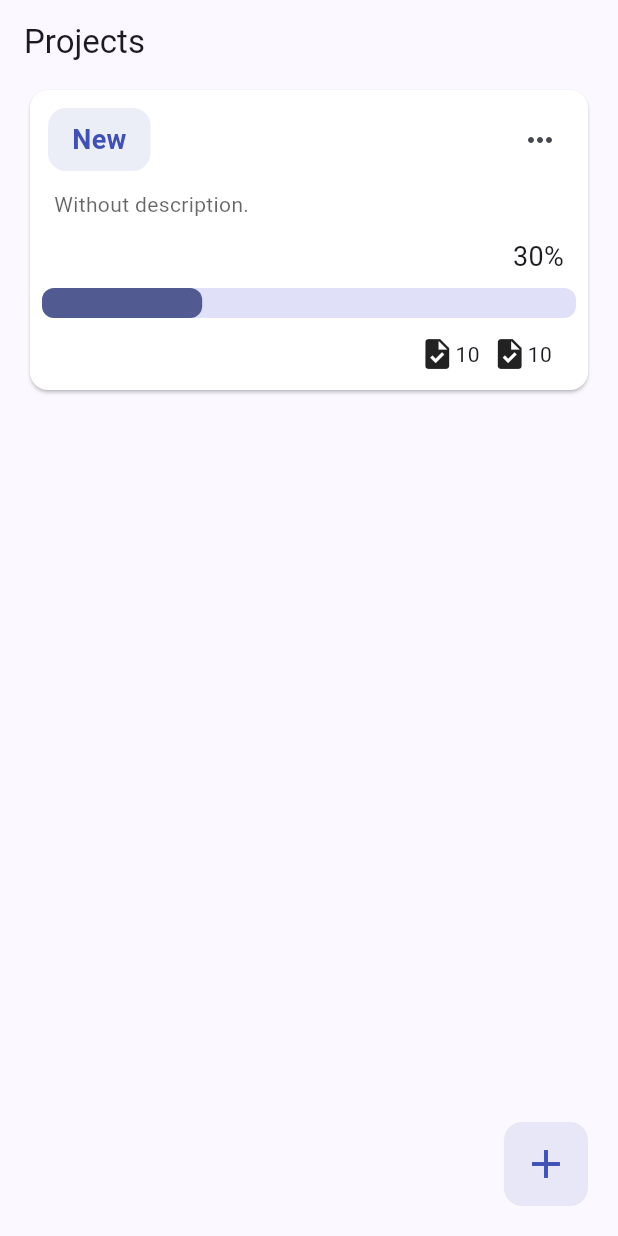
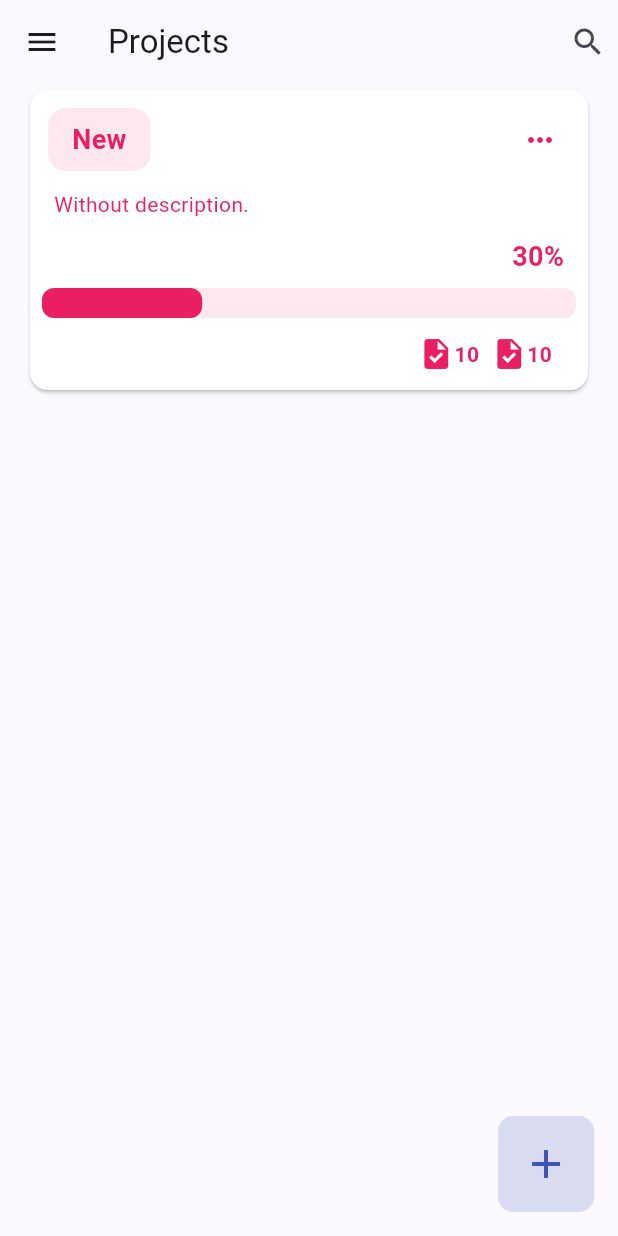
Before and after one commit to CerberusProgrammer/ukandoit, a Flutter app: the ProjectsCreate screen opened directly, after a tap on the "done" icon, on a phone screen of 412 x 824 dp. Run offline on Flutter 3.47's test engine with Material 3 defaults, Android fonts, the phone set to English and light mode, and no system bars; our stand-ins replace get.

Commit message:
New themes adaptatives widgets

```diff
--- a/lib/projects/project.create.dart
+++ b/lib/projects/project.create.dart
@@ -21,6 +21,7 @@ class ProjectsCreate extends StatelessWidget {
           projectController.projects.add(
             Project(
               name: 'New',
+              color: Colors.pink,
               tables: [],
             ),
           );
--- a/lib/widgets/ukan.floatingbutton.dart
+++ b/lib/widgets/ukan.floatingbutton.dart
@@ -45,6 +45,7 @@ class UkanFloatingButton extends StatelessWidget {
   @override
   Widget build(BuildContext context) {
     late Color substitueColor;
+    bool isDark = Get.find<ThemeController>().isDarkTheme.value;
     if (color == null) {
       substitueColor = Get.find<ThemeController>().primaryColor.value;
     } else {
@@ -54,12 +55,24 @@ class UkanFloatingButton extends StatelessWidget {
     return SizedBox(
       width: _size,
       height: _size,
-      child: Card(
-        elevation: 0,
-        color: substitueColor.withOpacity(0.10),
+      child: Container(
+        decoration: BoxDecoration(
+          color: isDark ? Colors.black : Colors.white,
+          borderRadius: BorderRadius.circular(10),
+        ),
+        child: Container(
+          decoration: BoxDecoration(
+            color: substitueColor.withOpacity(0.20),
+            borderRadius: BorderRadius.circular(10),
+          ),
+          child: Material(
+            color: Colors.transparent,
             child: InkWell(
               onTap: onTap,
               splashColor: substitueColor.withOpacity(0.25),
+              hoverColor: substitueColor.withOpacity(0.05),
+              focusColor: substitueColor.withOpacity(0.05),
+              highlightColor: substitueColor.withOpacity(0.15),
               borderRadius: BorderRadius.circular(10),
               child: Icon(
                 icon,
@@ -68,6 +81,8 @@ class UkanFloatingButton extends StatelessWidget {
               ),
             ),
           ),
+        ),
+      ),
     );
   }
 }
--- a/lib/widgets/ukan.task-card.dart
+++ b/lib/widgets/ukan.task-card.dart
@@ -1,4 +1,6 @@
 import 'package:flutter/material.dart';
+import 'package:get/get.dart';
+import 'package:ukandoit/theme/theme.controller.dart';
 
 class TaskValue {
   final int quantity;
@@ -30,14 +32,20 @@ class UkanTaskCard extends StatelessWidget {
 
   @override
   Widget build(BuildContext context) {
+    bool isDark = Get.find<ThemeController>().isDarkTheme.value;
+
     return InkWell(
       child: Card(
         elevation: 1,
-        surfaceTintColor: Colors.white,
-        color: Colors.white,
+        surfaceTintColor: isDark ? Colors.black : Colors.white,
+        color: isDark ? Colors.black : Colors.white,
         child: InkWell(
           onTap: onTap,
           borderRadius: BorderRadius.circular(10),
+          splashColor: color.withOpacity(0.25),
+          hoverColor: color.withOpacity(0.05),
+          focusColor: color.withOpacity(0.05),
+          highlightColor: color.withOpacity(0.15),
           child: Padding(
             padding: const EdgeInsets.all(8.0),
             child: Column(
@@ -64,9 +72,51 @@ class UkanTaskCard extends StatelessWidget {
                       ),
                     ),
                     const Spacer(),
-                    IconButton(
-                      onPressed: () {},
-                      icon: const Icon(Icons.more_horiz),
+                    PopupMenuButton<String>(
+                      color: color,
+                      tooltip: 'Options',
+                      shadowColor: Colors.transparent,
+                      iconColor: color,
+                      icon: Icon(
+                        Icons.more_horiz,
+                        color: color,
+                      ),
+                      itemBuilder: (BuildContext context) =>
+                          <PopupMenuEntry<String>>[
+                        const PopupMenuItem<String>(
+                          value: 'editar',
+                          child: Row(
+                            children: <Widget>[
+                              Icon(Icons.edit, color: Colors.white),
+                              Padding(
+                                padding: EdgeInsets.only(left: 8.0),
+                                child: Text('Editar',
+                                    style: TextStyle(color: Colors.white)),
+                              )
+                            ],
+                          ),
+                        ),
+                        const PopupMenuItem<String>(
+                          value: 'eliminar',
+                          child: Row(
+                            children: <Widget>[
+                              Icon(Icons.delete, color: Colors.white),
+                              Padding(
+                                padding: EdgeInsets.only(left: 8.0),
+                                child: Text('Eliminar',
+                                    style: TextStyle(color: Colors.white)),
+                              )
+                            ],
+                          ),
+                        ),
+                      ],
+                      onSelected: (String value) {
+                        if (value == 'editar') {
+                          // Acción para editar
+                        } else if (value == 'eliminar') {
+                          // Acción para eliminar
+                        }
+                      },
                     ),
                   ],
                 ),
@@ -75,9 +125,7 @@ class UkanTaskCard extends StatelessWidget {
                   child: Text(
                     description,
                     textAlign: TextAlign.start,
-                    style: TextStyle(
-                      color: Colors.black.withOpacity(0.6),
-                    ),
+                    style: TextStyle(color: color),
                   ),
                 ),
                 Column(
@@ -88,14 +136,18 @@ class UkanTaskCard extends StatelessWidget {
                           const EdgeInsets.only(bottom: 8, top: 4, right: 8),
                       child: Text(
                         '${(progress * 100).toStringAsFixed(0)}%',
-                        style: const TextStyle(
+                        style: TextStyle(
                           fontSize: 18,
+                          color: color,
+                          fontWeight: FontWeight.bold,
                         ),
                       ),
                     ),
                     LinearProgressIndicator(
                       value: progress,
                       borderRadius: BorderRadius.circular(8),
+                      color: color,
+                      backgroundColor: color.withOpacity(0.1),
                       minHeight: 20,
                     ),
                   ],
@@ -111,8 +163,15 @@ class UkanTaskCard extends StatelessWidget {
                         children: [
                           Icon(
                             tasksData[index].icon,
+                            color: color,
                           ),
-                          Text('${tasksData[index].quantity}'),
+                          Text(
+                            '${tasksData[index].quantity}',
+                            style: TextStyle(
+                              color: color,
+                              fontWeight: FontWeight.w600,
+                            ),
+                          ),
                           const SizedBox(width: 8),
                         ],
                       ),
```
Also changed, not shown: lib/projects/projects.screen.dart (+20 -0 lines), lib/widgets/drawer.dart (added, +10 -0 lines). Lines whose indentation alone changed are shown as unchanged.
